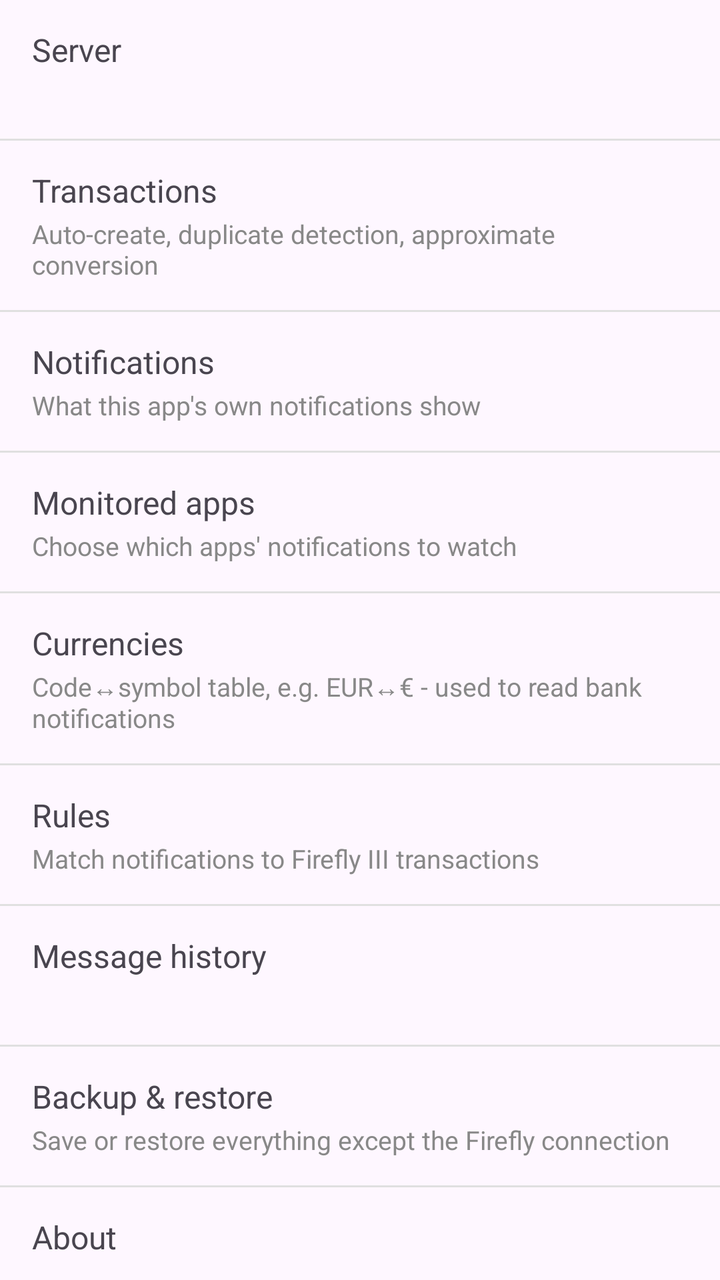
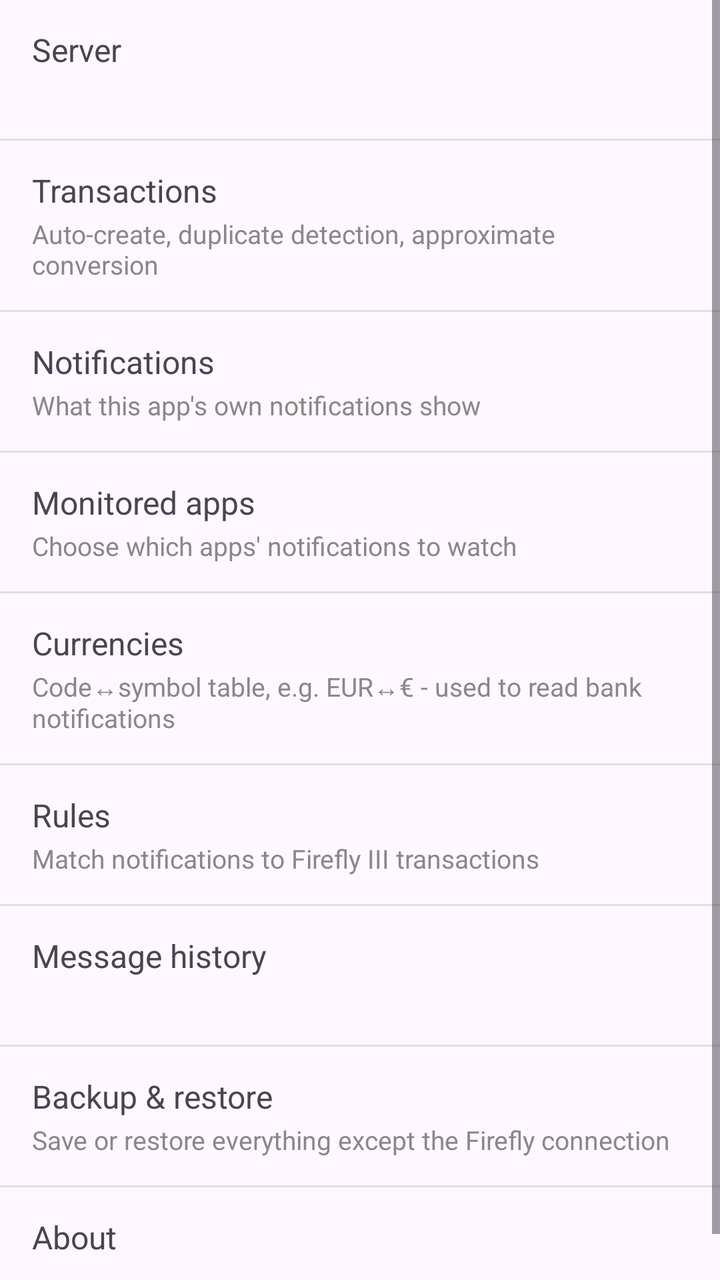

Before-and-after screenshots of an Android layout around one commit, followed by the original layout XML and the change that was made.
<!-- AndroidManifest.xml: application theme Theme.FfNotifyImporter -->
<!-- res/layout/fragment_settings_root.xml -->
<?xml version="1.0" encoding="utf-8"?>
<LinearLayout xmlns:android="http://schemas.android.com/apk/res/android"
    android:layout_width="match_parent"
    android:layout_height="match_parent"
    android:orientation="vertical">

    <LinearLayout
        android:id="@+id/rowFirefly"
        android:layout_width="match_parent"
        android:layout_height="wrap_content"
        android:background="?attr/selectableItemBackground"
        android:clickable="true"
        android:focusable="true"
        android:orientation="vertical"
        android:paddingStart="16dp"
        android:paddingTop="14dp"
        android:paddingEnd="16dp"
        android:paddingBottom="14dp">

        <TextView
            android:layout_width="match_parent"
            android:layout_height="wrap_content"
            android:text="@string/settings_firefly_title"
            android:textSize="16sp" />

        <TextView
            android:id="@+id/rowFireflySubtitle"
            android:layout_width="match_parent"
            android:layout_height="wrap_content"
            android:layout_marginTop="2dp"
            android:textColor="#888888"
            android:textSize="13sp" />

    </LinearLayout>

    <View
        android:layout_width="match_parent"
        android:layout_height="1dp"
        android:background="#E0E0E0" />

    <LinearLayout
        android:id="@+id/rowTransactionCreation"
        android:layout_width="match_parent"
        android:layout_height="wrap_content"
        android:background="?attr/selectableItemBackground"
        android:clickable="true"
        android:focusable="true"
        android:orientation="vertical"
        android:paddingStart="16dp"
        android:paddingTop="14dp"
        android:paddingEnd="16dp"
        android:paddingBottom="14dp">

        <TextView
            android:layout_width="match_parent"
            android:layout_height="wrap_content"
            android:text="@string/settings_transaction_creation_title"
            android:textSize="16sp" />

        <TextView
            android:layout_width="match_parent"
            android:layout_height="wrap_content"
            android:layout_marginTop="2dp"
            android:text="@string/settings_transaction_creation_subtitle"
            android:textColor="#888888"
            android:textSize="13sp" />

    </LinearLayout>

    <View
        android:layout_width="match_parent"
        android:layout_height="1dp"
        android:background="#E0E0E0" />

    <LinearLayout
        android:id="@+id/rowNotifications"
        android:layout_width="match_parent"
        android:layout_height="wrap_content"
        android:background="?attr/selectableItemBackground"
        android:clickable="true"
        android:focusable="true"
        android:orientation="vertical"
        android:paddingStart="16dp"
        android:paddingTop="14dp"
        android:paddingEnd="16dp"
        android:paddingBottom="14dp">

        <TextView
            android:layout_width="match_parent"
            android:layout_height="wrap_content"
            android:text="@string/settings_notifications_title"
            android:textSize="16sp" />

        <TextView
            android:layout_width="match_parent"
            android:layout_height="wrap_content"
            android:layout_marginTop="2dp"
            android:text="@string/settings_notifications_subtitle"
            android:textColor="#888888"
            android:textSize="13sp" />

    </LinearLayout>

    <View
        android:layout_width="match_parent"
        android:layout_height="1dp"
        android:background="#E0E0E0" />

    <LinearLayout
        android:id="@+id/rowMonitoredApps"
        android:layout_width="match_parent"
        android:layout_height="wrap_content"
        android:background="?attr/selectableItemBackground"
        android:clickable="true"
        android:focusable="true"
        android:orientation="vertical"
        android:paddingStart="16dp"
        android:paddingTop="14dp"
        android:paddingEnd="16dp"
        android:paddingBottom="14dp">

        <TextView
            android:layout_width="match_parent"
            android:layout_height="wrap_content"
            android:text="@string/settings_monitored_apps_title"
            android:textSize="16sp" />

        <TextView
            android:layout_width="match_parent"
            android:layout_height="wrap_content"
            android:layout_marginTop="2dp"
            android:text="@string/settings_monitored_apps_subtitle"
            android:textColor="#888888"
            android:textSize="13sp" />

    </LinearLayout>

    <View
        android:layout_width="match_parent"
        android:layout_height="1dp"
        android:background="#E0E0E0" />

    <LinearLayout
        android:id="@+id/rowCurrencies"
        android:layout_width="match_parent"
        android:layout_height="wrap_content"
        android:background="?attr/selectableItemBackground"
        android:clickable="true"
        android:focusable="true"
        android:orientation="vertical"
        android:paddingStart="16dp"
        android:paddingTop="14dp"
        android:paddingEnd="16dp"
        android:paddingBottom="14dp">

        <TextView
            android:layout_width="match_parent"
            android:layout_height="wrap_content"
            android:text="@string/settings_currencies_title"
            android:textSize="16sp" />

        <TextView
            android:layout_width="match_parent"
            android:layout_height="wrap_content"
            android:layout_marginTop="2dp"
            android:text="@string/settings_currencies_subtitle"
            android:textColor="#888888"
            android:textSize="13sp" />

    </LinearLayout>

    <View
        android:layout_width="match_parent"
        android:layout_height="1dp"
        android:background="#E0E0E0" />

    <LinearLayout
        android:id="@+id/rowRules"
        android:layout_width="match_parent"
        android:layout_height="wrap_content"
        android:background="?attr/selectableItemBackground"
        android:clickable="true"
        android:focusable="true"
        android:orientation="vertical"
        android:paddingStart="16dp"
        android:paddingTop="14dp"
        android:paddingEnd="16dp"
        android:paddingBottom="14dp">

        <TextView
            android:layout_width="match_parent"
            android:layout_height="wrap_content"
            android:text="@string/settings_rules_title"
            android:textSize="16sp" />

        <TextView
            android:layout_width="match_parent"
            android:layout_height="wrap_content"
            android:layout_marginTop="2dp"
            android:text="@string/settings_rules_subtitle"
            android:textColor="#888888"
            android:textSize="13sp" />

    </LinearLayout>

    <View
        android:layout_width="match_parent"
        android:layout_height="1dp"
        android:background="#E0E0E0" />

    <LinearLayout
        android:id="@+id/rowMessageHistory"
        android:layout_width="match_parent"
        android:layout_height="wrap_content"
        android:background="?attr/selectableItemBackground"
        android:clickable="true"
        android:focusable="true"
        android:orientation="vertical"
        android:paddingStart="16dp"
        android:paddingTop="14dp"
        android:paddingEnd="16dp"
        android:paddingBottom="14dp">

        <TextView
            android:layout_width="match_parent"
            android:layout_height="wrap_content"
            android:text="@string/settings_message_history_title"
            android:textSize="16sp" />

        <TextView
            android:id="@+id/rowMessageHistorySubtitle"
            android:layout_width="match_parent"
            android:layout_height="wrap_content"
            android:layout_marginTop="2dp"
            android:textColor="#888888"
            android:textSize="13sp" />

    </LinearLayout>

    <View
        android:layout_width="match_parent"
        android:layout_height="1dp"
        android:background="#E0E0E0" />

    <LinearLayout
        android:id="@+id/rowBackup"
        android:layout_width="match_parent"
        android:layout_height="wrap_content"
        android:background="?attr/selectableItemBackground"
        android:clickable="true"
        android:focusable="true"
        android:orientation="vertical"
        android:paddingStart="16dp"
        android:paddingTop="14dp"
        android:paddingEnd="16dp"
        android:paddingBottom="14dp">

        <TextView
            android:layout_width="match_parent"
            android:layout_height="wrap_content"
            android:text="@string/settings_backup_title"
            android:textSize="16sp" />

        <TextView
            android:layout_width="match_parent"
            android:layout_height="wrap_content"
            android:layout_marginTop="2dp"
            android:text="@string/settings_backup_subtitle"
            android:textColor="#888888"
            android:textSize="13sp" />

    </LinearLayout>

    <View
        android:layout_width="match_parent"
        android:layout_height="1dp"
        android:background="#E0E0E0" />

    <LinearLayout
        android:id="@+id/rowAbout"
        android:layout_width="match_parent"
        android:layout_height="wrap_content"
        android:background="?attr/selectableItemBackground"
        android:clickable="true"
        android:focusable="true"
        android:orientation="vertical"
        android:paddingStart="16dp"
        android:paddingTop="14dp"
        android:paddingEnd="16dp"
        android:paddingBottom="14dp">

        <TextView
            android:layout_width="match_parent"
            android:layout_height="wrap_content"
            android:text="@string/settings_about_title"
            android:textSize="16sp" />

        <TextView
            android:id="@+id/rowAboutSubtitle"
            android:layout_width="match_parent"
            android:layout_height="wrap_content"
            android:layout_marginTop="2dp"
            android:textColor="#888888"
            android:textSize="13sp" />

    </LinearLayout>

    <View
        android:layout_width="match_parent"
        android:layout_height="1dp"
        android:background="#E0E0E0" />

</LinearLayout>
<!-- resources referenced by this layout -->
<resources>
  <string name="settings_about_title">About</string>
  <string name="settings_backup_subtitle">Save or restore everything except the Firefly connection</string>
  <string name="settings_backup_title">Backup &amp; restore</string>
  <string name="settings_currencies_subtitle">Code↔symbol table, e.g. EUR↔€ - used to read bank notifications</string>
  <string name="settings_currencies_title">Currencies</string>
  <string name="settings_firefly_title">Server</string>
  <string name="settings_message_history_title">Message history</string>
  <string name="settings_monitored_apps_subtitle">Choose which apps\' notifications to watch</string>
  <string name="settings_monitored_apps_title">Monitored apps</string>
  <string name="settings_notifications_subtitle">What this app\'s own notifications show</string>
  <string name="settings_notifications_title">Notifications</string>
  <string name="settings_rules_subtitle">Match notifications to Firefly III transactions</string>
  <string name="settings_rules_title">Rules</string>
  <string name="settings_transaction_creation_subtitle">Auto-create, duplicate detection, approximate conversion</string>
  <string name="settings_transaction_creation_title">Transactions</string>
  <style name="Theme.FfNotifyImporter" parent="Theme.Material3.DayNight.NoActionBar" />
</resources>

<!-- the commit's change to res/layout/fragment_settings_root.xml (unified diff, before → after) -->
@@ -1,7 +1,11 @@
 <?xml version="1.0" encoding="utf-8"?>
-<LinearLayout xmlns:android="http://schemas.android.com/apk/res/android"
+<ScrollView xmlns:android="http://schemas.android.com/apk/res/android"
     android:layout_width="match_parent"
-    android:layout_height="match_parent"
+    android:layout_height="match_parent">
+
+<LinearLayout
+    android:layout_width="match_parent"
+    android:layout_height="wrap_content"
     android:orientation="vertical">
 
     <LinearLayout
@@ -311,3 +315,5 @@
         android:background="#E0E0E0" />
 
 </LinearLayout>
+
+</ScrollView>
